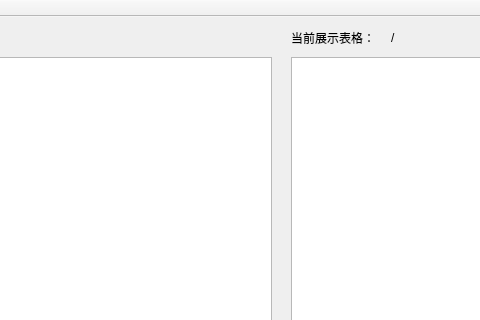
The window that MYDBSM.ui (ErFensizec/MYDBSM) describes before a commit, drawn with Qt 5; both pictures show x 399 to 879 and y 0 to 320 of the 1359 by 807 pixel window.
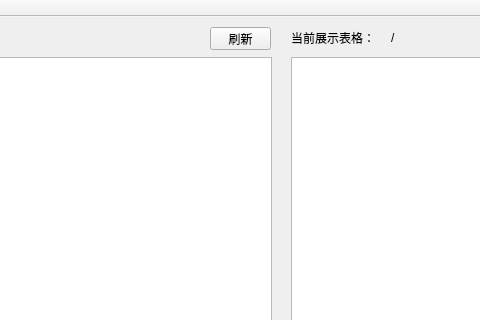
The same window after the commit.

Patch:
```diff
--- a/MYDBSM.ui
+++ b/MYDBSM.ui
@@ -240,6 +240,19 @@
      <string>/</string>
     </property>
    </widget>
+   <widget class="QPushButton" name="button_refresh">
+    <property name="geometry">
+     <rect>
+      <x>609</x>
+      <y>10</y>
+      <width>61</width>
+      <height>23</height>
+     </rect>
+    </property>
+    <property name="text">
+     <string>刷新</string>
+    </property>
+   </widget>
   </widget>
   <widget class="QMenuBar" name="menuBar">
    <property name="geometry">
```
